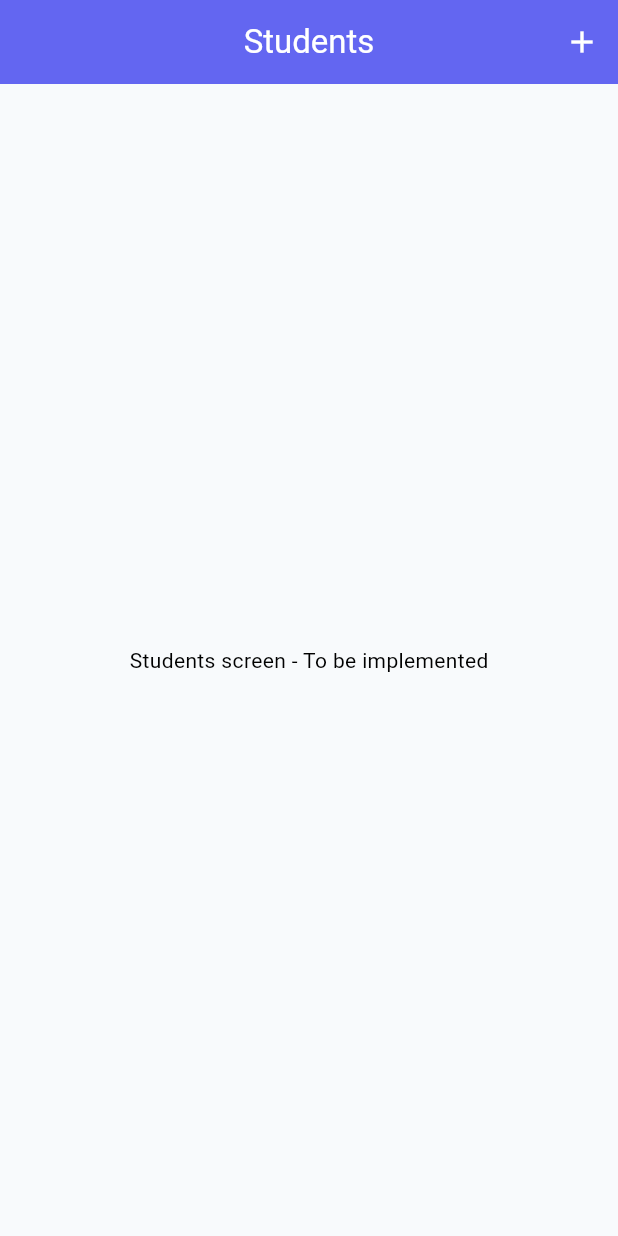
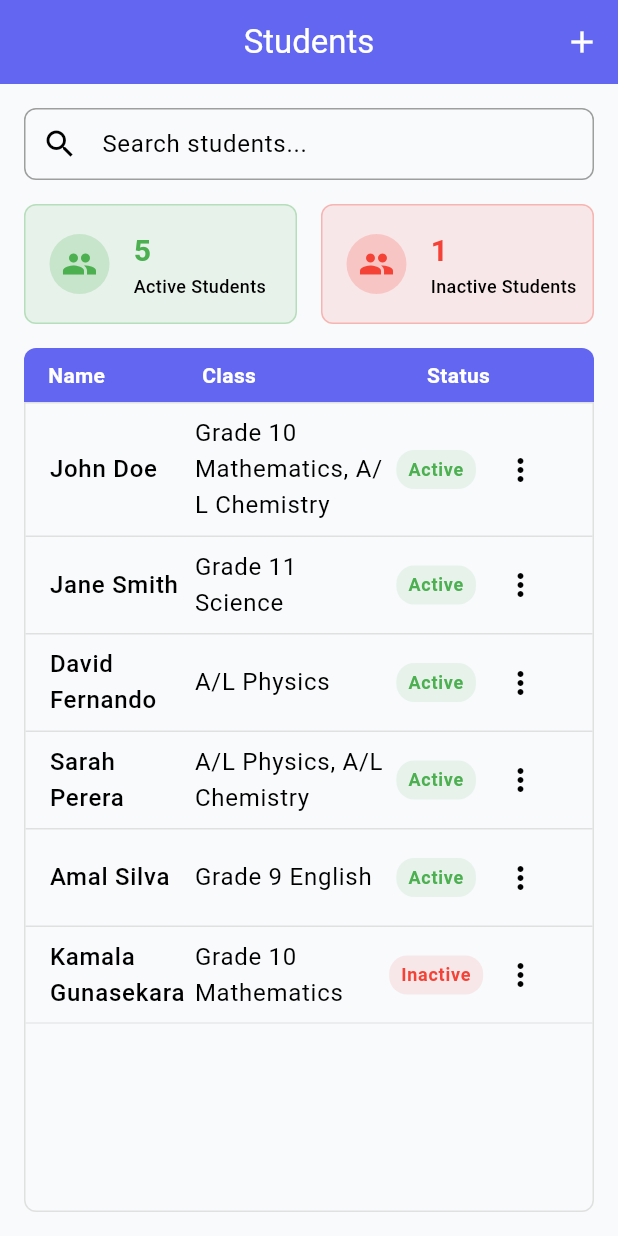
Before and after one commit to Rsudheera/tuition-fee-fe, a Flutter app: the StudentsTab screen opened directly, on a phone screen of 412 x 824 dp. Run offline on Flutter 3.47's test engine with Material 3 defaults, Android fonts, the phone set to English and light mode, and no system bars.

Commit message:
students list view

```diff
--- /dev/null
+++ b/lib/core/utils/mock_student_data.dart
@@ -0,0 +1,106 @@
+import '../../data/models/student.dart';
+
+class MockStudentData {
+  static List<Student> getMockStudents() {
+    final DateTime now = DateTime.now();
+
+    return [
+      Student(
+        id: '1',
+        firstName: 'John',
+        lastName: 'Doe',
+        email: 'john.doe@example.com',
+        phone: '0771234567',
+        parentPhone: '0777654321',
+        address: 'No. 123, Main Street, Colombo',
+        school: 'Royal College',
+        grade: 'Grade 10',
+        teacherId: 'teacher1',
+        classIds: ['1', '4'],
+        isActive: true,
+        createdAt: now.subtract(const Duration(days: 45)),
+        updatedAt: now,
+      ),
+      Student(
+        id: '2',
+        firstName: 'Jane',
+        lastName: 'Smith',
+        email: 'jane.smith@example.com',
+        phone: '0772345678',
+        parentPhone: '0778765432',
+        address: 'No. 456, Park Avenue, Nugegoda',
+        school: 'Visakha College',
+        grade: 'Grade 11',
+        teacherId: 'teacher2',
+        classIds: ['2'],
+        isActive: true,
+        createdAt: now.subtract(const Duration(days: 60)),
+        updatedAt: now,
+      ),
+      Student(
+        id: '3',
+        firstName: 'David',
+        lastName: 'Fernando',
+        email: 'david.f@example.com',
+        phone: '0773456789',
+        parentPhone: '0779876543',
+        address: 'No. 789, Lake Road, Rajagiriya',
+        school: 'Isipathana College',
+        grade: 'A/L',
+        teacherId: 'teacher3',
+        classIds: ['3'],
+        isActive: true,
+        createdAt: now.subtract(const Duration(days: 30)),
+        updatedAt: now,
+      ),
+      Student(
+        id: '4',
+        firstName: 'Sarah',
+        lastName: 'Perera',
+        email: 'sarah.p@example.com',
+        phone: '0774567890',
+        parentPhone: '0770987654',
+        address: 'No. 101, Hill Street, Dehiwala',
+        school: 'Musaeus College',
+        grade: 'A/L',
+        teacherId: 'teacher1',
+        classIds: ['3', '4'],
+        isActive: true,
+        createdAt: now.subtract(const Duration(days: 20)),
+        updatedAt: now,
+      ),
+      Student(
+        id: '5',
+        firstName: 'Amal',
+        lastName: 'Silva',
+        email: 'amal.silva@example.com',
+        phone: '0775678901',
+        parentPhone: '0771098765',
+        address: 'No. 202, Beach Road, Mount Lavinia',
+        school: 'D.S. Senanayake College',
+        grade: 'Grade 9',
+        teacherId: 'teacher4',
+        classIds: ['5'],
+        isActive: true,
+        createdAt: now.subtract(const Duration(days: 15)),
+        updatedAt: now,
+      ),
+      Student(
+        id: '6',
+        firstName: 'Kamala',
+        lastName: 'Gunasekara',
+        email: 'kamala.g@example.com',
+        phone: '0776789012',
+        parentPhone: '0772109876',
+        address: 'No. 303, Temple Road, Maharagama',
+        school: 'Ananda College',
+        grade: 'Grade 10',
+        teacherId: 'teacher1',
+        classIds: ['1'],
+        isActive: false,
+        createdAt: now.subtract(const Duration(days: 90)),
+        updatedAt: now.subtract(const Duration(days: 5)),
+      ),
+    ];
+  }
+}
--- a/lib/presentation/screens/dashboard/dashboard_screen.dart
+++ b/lib/presentation/screens/dashboard/dashboard_screen.dart
@@ -1,5 +1,6 @@
 import 'package:flutter/material.dart';
 import '../classes/classes_list_screen.dart';
+import '../students/students_list_screen.dart';
 
 class DashboardScreen extends StatefulWidget {
   const DashboardScreen({super.key});
@@ -222,7 +223,7 @@ class StudentsTab extends StatelessWidget {
           ),
         ],
       ),
-      body: const Center(child: Text('Students screen - To be implemented')),
+      body: const StudentsListScreen(),
     );
   }
 }
--- /dev/null
+++ b/lib/presentation/screens/students/students_list_screen.dart
@@ -0,0 +1,353 @@
+import 'package:flutter/material.dart';
+import 'dart:developer' as developer;
+import '../../../core/utils/mock_student_data.dart';
+import '../../../core/utils/mock_class_data.dart';
+import '../../../data/models/student.dart';
+import '../../../data/models/tuition_class.dart';
+
+class StudentsListScreen extends StatefulWidget {
+  const StudentsListScreen({super.key});
+
+  @override
+  State<StudentsListScreen> createState() => _StudentsListScreenState();
+}
+
+class _StudentsListScreenState extends State<StudentsListScreen> {
+  late List<Student> _students;
+  late List<TuitionClass> _classes;
+  String _searchQuery = '';
+
+  @override
+  void initState() {
+    super.initState();
+    debugPrint('StudentsListScreen: initializing data');
+    _students = MockStudentData.getMockStudents();
+    _classes = MockClassData.getMockClasses();
+    debugPrint(
+      'StudentsListScreen: loaded ${_students.length} students and ${_classes.length} classes',
+    );
+  }
+
+  List<Student> get filteredStudents {
+    if (_searchQuery.isEmpty) {
+      return _students;
+    }
+
+    return _students.where((student) {
+      final fullName = student.fullName.toLowerCase();
+      final searchLower = _searchQuery.toLowerCase();
+      return fullName.contains(searchLower);
+    }).toList();
+  }
+
+  String getClassName(String classId) {
+    final tuitionClass = _classes.firstWhere(
+      (c) => c.id == classId,
+      orElse: () => TuitionClass(
+        id: '',
+        name: 'Unknown Class',
+        subject: '',
+        description: '',
+        monthlyFee: 0,
+        teacherId: '',
+        startDate: DateTime.now(),
+        schedule: '',
+        maxStudents: 0,
+        createdAt: DateTime.now(),
+        updatedAt: DateTime.now(),
+      ),
+    );
+    return tuitionClass.name;
+  }
+
+  String getClassNames(List<String> classIds) {
+    if (classIds.isEmpty) {
+      return 'Not enrolled';
+    }
+
+    final classNames = classIds.map((id) => getClassName(id)).toList();
+    return classNames.join(', ');
+  }
+
+  @override
+  Widget build(BuildContext context) {
+    return Padding(
+      padding: const EdgeInsets.all(16.0),
+      child: Column(
+        crossAxisAlignment: CrossAxisAlignment.start,
+        children: [
+          // Search bar
+          TextField(
+            decoration: const InputDecoration(
+              hintText: 'Search students...',
+              prefixIcon: Icon(Icons.search),
+              border: OutlineInputBorder(),
+            ),
+            onChanged: (value) {
+              setState(() {
+                _searchQuery = value;
+              });
+            },
+          ),
+          const SizedBox(height: 16),
+
+          // Status counts
+          Row(
+            children: [
+              _buildStatusCard(
+                'Active Students',
+                _students.where((s) => s.isActive).length.toString(),
+                Colors.green,
+              ),
+              const SizedBox(width: 16),
+              _buildStatusCard(
+                'Inactive Students',
+                _students.where((s) => !s.isActive).length.toString(),
+                Colors.red,
+              ),
+            ],
+          ),
+          const SizedBox(height: 16),
+
+          // Table header
+          Container(
+            padding: const EdgeInsets.symmetric(vertical: 8, horizontal: 16),
+            decoration: BoxDecoration(
+              color: Theme.of(context).primaryColor,
+              borderRadius: const BorderRadius.only(
+                topLeft: Radius.circular(8),
+                topRight: Radius.circular(8),
+              ),
+            ),
+            child: Row(
+              children: const [
+                Expanded(
+                  flex: 3,
+                  child: Text(
+                    'Name',
+                    style: TextStyle(
+                      fontWeight: FontWeight.bold,
+                      color: Colors.white,
+                    ),
+                  ),
+                ),
+                Expanded(
+                  flex: 4,
+                  child: Text(
+                    'Class',
+                    style: TextStyle(
+                      fontWeight: FontWeight.bold,
+                      color: Colors.white,
+                    ),
+                  ),
+                ),
+                Expanded(
+                  flex: 2,
+                  child: Text(
+                    'Status',
+                    style: TextStyle(
+                      fontWeight: FontWeight.bold,
+                      color: Colors.white,
+                    ),
+                    textAlign: TextAlign.center,
+                  ),
+                ),
+                SizedBox(width: 40), // Space for the action button
+              ],
+            ),
+          ),
+
+          // Student list
+          Expanded(
+            child: Container(
+              decoration: BoxDecoration(
+                border: Border.all(color: Colors.grey.shade300),
+                borderRadius: const BorderRadius.only(
+                  bottomLeft: Radius.circular(8),
+                  bottomRight: Radius.circular(8),
+                ),
+              ),
+              child: filteredStudents.isEmpty
+                  ? const Center(child: Text('No students found'))
+                  : ListView.builder(
+                      itemCount: filteredStudents.length,
+                      itemBuilder: (context, index) {
+                        final student = filteredStudents[index];
+                        return Container(
+                          decoration: BoxDecoration(
+                            border: Border(
+                              bottom: BorderSide(
+                                color: Colors.grey.shade300,
+                                width: index < filteredStudents.length - 1
+                                    ? 1
+                                    : 0,
+                              ),
+                            ),
+                          ),
+                          child: ListTile(
+                            title: Row(
+                              children: [
+                                Expanded(
+                                  flex: 3,
+                                  child: Text(
+                                    student.fullName,
+                                    style: const TextStyle(
+                                      fontWeight: FontWeight.w500,
+                                    ),
+                                  ),
+                                ),
+                                Expanded(
+                                  flex: 4,
+                                  child: Text(
+                                    getClassNames(student.classIds),
+                                    style: TextStyle(
+                                      color: student.classIds.isEmpty
+                                          ? Colors.orange
+                                          : null,
+                                    ),
+                                  ),
+                                ),
+                                Expanded(
+                                  flex: 2,
+                                  child: Center(
+                                    child: Container(
+                                      padding: const EdgeInsets.symmetric(
+                                        horizontal: 8,
+                                        vertical: 4,
+                                      ),
+                                      decoration: BoxDecoration(
+                                        color: student.isActive
+                                            ? Colors.green.withOpacity(0.1)
+                                            : Colors.red.withOpacity(0.1),
+                                        borderRadius: BorderRadius.circular(12),
+                                      ),
+                                      child: Text(
+                                        student.isActive
+                                            ? 'Active'
+                                            : 'Inactive',
+                                        textAlign: TextAlign.center,
+                                        style: TextStyle(
+                                          color: student.isActive
+                                              ? Colors.green
+                                              : Colors.red,
+                                          fontSize: 12,
+                                          fontWeight: FontWeight.bold,
+                                        ),
+                                      ),
+                                    ),
+                                  ),
+                                ),
+                                IconButton(
+                                  icon: const Icon(Icons.more_vert),
+                                  onPressed: () {
+                                    // Show options for the student
+                                    showModalBottomSheet(
+                                      context: context,
+                                      builder: (context) =>
+                                          _buildActionSheet(student),
+                                    );
+                                  },
+                                ),
+                              ],
+                            ),
+                            onTap: () {
+                              // Navigate to student details screen
+                            },
+                          ),
+                        );
+                      },
+                    ),
+            ),
+          ),
+        ],
+      ),
+    );
+  }
+
+  Widget _buildStatusCard(String title, String count, Color color) {
+    return Expanded(
+      child: Container(
+        padding: const EdgeInsets.all(16),
+        decoration: BoxDecoration(
+          color: color.withOpacity(0.1),
+          borderRadius: BorderRadius.circular(8),
+          border: Border.all(color: color.withOpacity(0.3)),
+        ),
+        child: Row(
+          children: [
+            Container(
+              width: 40,
+              height: 40,
+              decoration: BoxDecoration(
+                color: color.withOpacity(0.2),
+                shape: BoxShape.circle,
+              ),
+              child: Center(child: Icon(Icons.people, color: color)),
+            ),
+            const SizedBox(width: 16),
+            Column(
+              crossAxisAlignment: CrossAxisAlignment.start,
+              children: [
+                Text(
+                  count,
+                  style: TextStyle(
+                    fontSize: 20,
+                    fontWeight: FontWeight.bold,
+                    color: color,
+                  ),
+                ),
+                Text(
+                  title,
+                  style: const TextStyle(
+                    fontSize: 12,
+                    fontWeight: FontWeight.w500,
+                  ),
+                ),
+              ],
+            ),
+          ],
+        ),
+      ),
+    );
+  }
+
+  Widget _buildActionSheet(Student student) {
+    return Container(
+      padding: const EdgeInsets.symmetric(vertical: 20),
+      child: Column(
+        mainAxisSize: MainAxisSize.min,
+        children: [
+          ListTile(
+            leading: const Icon(Icons.edit),
+            title: const Text('Edit Student'),
+            onTap: () {
+              Navigator.pop(context);
+              // Navigate to edit student screen
+            },
+          ),
+          ListTile(
+            leading: const Icon(Icons.class_),
+            title: const Text('Manage Classes'),
+            onTap: () {
+              Navigator.pop(context);
+              // Navigate to manage classes screen
+            },
+          ),
+          ListTile(
+            leading: Icon(
+              student.isActive ? Icons.block : Icons.check_circle,
+              color: student.isActive ? Colors.red : Colors.green,
+            ),
+            title: Text(
+              student.isActive ? 'Mark as Inactive' : 'Mark as Active',
+            ),
+            onTap: () {
+              Navigator.pop(context);
+              // Update student status
+            },
+          ),
+        ],
+      ),
+    );
+  }
+}
```
